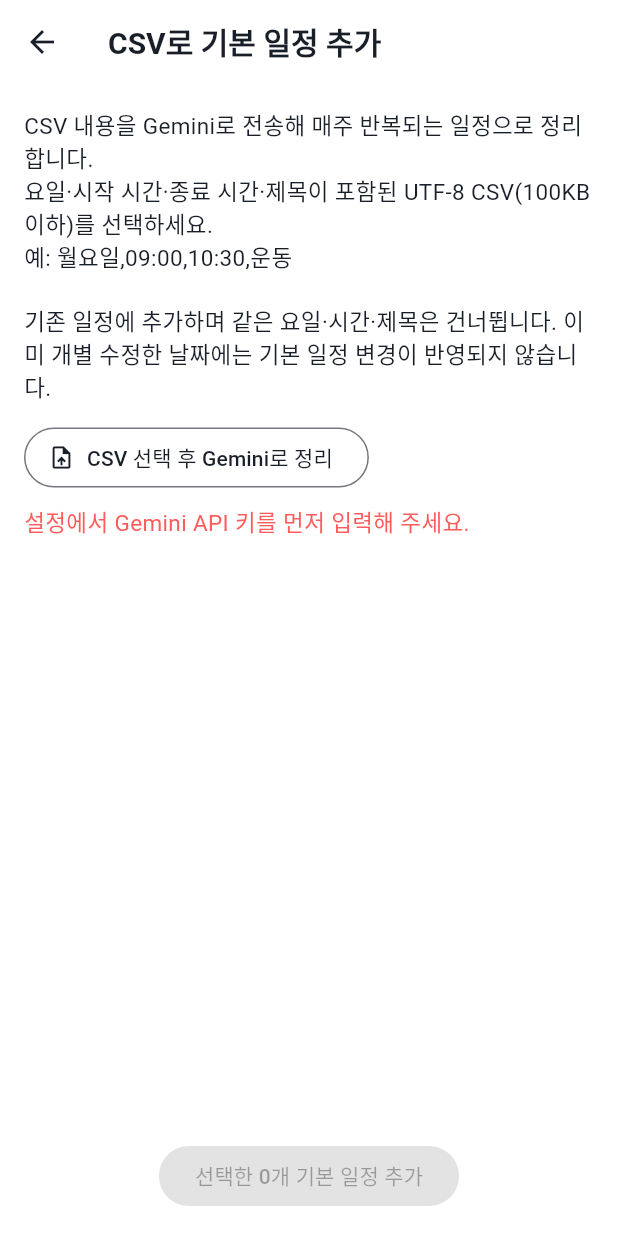
After one commit to hwangdohy/scheduler, a Flutter app: the CsvImportScreen screen opened directly, after a tap on "CSV 선택 후 Gemini로 정리", on a phone screen of 412 x 824 dp. The commit adds this screen. Run offline on Flutter 3.47's test engine with Material 3 defaults, Android fonts, the phone set to English and light mode, and no system bars; our stand-ins replace flutter_local_notifications, shared_preferences, sqflite, sqflite_common_ffi_web, table_calendar, timezone; missing offline and left inert: file_selector, home_widget; accounts and stored records are empty; Roboto replaces fonts that are missing (Pretendard).

Commit message:
Addtion of Function : Let Gemini to add basic schedules

```diff
--- /dev/null
+++ b/examples/weekly_schedule.csv
@@ -0,0 +1,4 @@
+요일,시작 시간,종료 시간,제목,메모
+월요일,09:00,10:30,운동,매주 반복
+수요일,19:30,20:15,독서,책 읽기
+금요일,23:00,24:00,주간 회고,
--- /dev/null
+++ b/lib/screens/timetable/csv_import_screen.dart
@@ -0,0 +1,188 @@
+import 'dart:convert';
+
+import 'package:file_selector/file_selector.dart';
+import 'package:flutter/material.dart';
+import 'package:provider/provider.dart';
+
+import '../../models/schedule.dart';
+import '../../services/database_service.dart';
+import '../../services/gemini_service.dart';
+import '../../services/schedule_import_service.dart';
+import '../../services/settings_service.dart';
+
+class CsvImportScreen extends StatefulWidget {
+  const CsvImportScreen({super.key});
+
+  @override
+  State<CsvImportScreen> createState() => _CsvImportScreenState();
+}
+
+class _CsvImportScreenState extends State<CsvImportScreen> {
+  List<Schedule> _preview = [];
+  final Set<int> _selected = {};
+  bool _busy = false;
+  String? _error;
+  String? _fileName;
+
+  Future<void> _chooseFile() async {
+    final key = context.read<SettingsService>().geminiApiKey;
+    if (key.trim().isEmpty) {
+      setState(() => _error = '설정에서 Gemini API 키를 먼저 입력해 주세요.');
+      return;
+    }
+    setState(() {
+      _busy = true;
+      _error = null;
+    });
+    try {
+      final file = await openFile(acceptedTypeGroups: [
+        const XTypeGroup(
+            label: 'CSV',
+            extensions: ['csv'],
+            mimeTypes: ['text/csv', 'application/csv'],
+            uniformTypeIdentifiers: ['public.comma-separated-values-text']),
+      ]);
+      if (file == null || !mounted) return;
+      if (await file.length() > 100000) {
+        throw const FormatException('100KB 이하의 CSV를 선택해 주세요.');
+      }
+      final String csv;
+      try {
+        csv = utf8
+            .decode(await file.readAsBytes())
+            .replaceFirst(RegExp('^\uFEFF'), '');
+      } on FormatException {
+        throw const FormatException(
+            'UTF-8 CSV가 아닙니다. 엑셀에서 CSV UTF-8 형식으로 다시 저장해 주세요.');
+      }
+      final schedules =
+          await GeminiService().organizeScheduleCsv(csv, apiKey: key);
+      final existing = await DatabaseService.instance.getTemplateSchedules();
+      final keys = existing.map(templateScheduleKey).toSet();
+      final unique =
+          schedules.where((s) => keys.add(templateScheduleKey(s))).toList()
+            ..sort((a, b) {
+              final day = a.dayOfWeek.compareTo(b.dayOfWeek);
+              return day == 0 ? a.startMinutes.compareTo(b.startMinutes) : day;
+            });
+      if (!mounted) return;
+      setState(() {
+        _fileName = file.name;
+        _preview = unique;
+        _selected
+          ..clear()
+          ..addAll(List.generate(unique.length, (i) => i));
+        if (unique.isEmpty) _error = '추가할 새 일정이 없습니다. 기존 일정과 중복되는지 확인해 주세요.';
+      });
+    } on FormatException catch (e) {
+      if (mounted) setState(() => _error = e.message.toString());
+    } catch (_) {
+      if (mounted) {
+        setState(
+            () => _error = 'CSV를 정리하지 못했습니다. 네트워크와 파일 내용을 확인하고 다시 시도해 주세요.');
+      }
+    } finally {
+      if (mounted) setState(() => _busy = false);
+    }
+  }
+
+  Future<void> _save() async {
+    setState(() {
+      _busy = true;
+      _error = null;
+    });
+    try {
+      final count = await DatabaseService.instance.importTemplateSchedules([
+        for (var i = 0; i < _preview.length; i++)
+          if (_selected.contains(i)) _preview[i],
+      ]);
+      if (mounted) Navigator.of(context).pop(count);
+    } catch (_) {
+      if (mounted) {
+        setState(() => _error = '저장하지 못했습니다. 기존 데이터는 유지됩니다. 다시 시도해 주세요.');
+      }
+    } finally {
+      if (mounted) setState(() => _busy = false);
+    }
+  }
+
+  @override
+  Widget build(BuildContext context) => PopScope(
+        canPop: !_busy,
+        child: Scaffold(
+          appBar: AppBar(title: const Text('CSV로 기본 일정 추가')),
+          body: Column(children: [
+            Padding(
+              padding: const EdgeInsets.all(16),
+              child: Column(
+                  crossAxisAlignment: CrossAxisAlignment.start,
+                  children: [
+                    const Text('CSV 내용을 Gemini로 전송해 매주 반복되는 일정으로 정리합니다.\n'
+                        '요일·시작 시간·종료 시간·제목이 포함된 UTF-8 CSV(100KB 이하)를 선택하세요.\n'
+                        '예: 월요일,09:00,10:30,운동\n\n'
+                        '기존 일정에 추가하며 같은 요일·시간·제목은 건너뜁니다. '
+                        '이미 개별 수정한 날짜에는 기본 일정 변경이 반영되지 않습니다.'),
+                    const SizedBox(height: 12),
+                    OutlinedButton.icon(
+                      onPressed: _busy ? null : _chooseFile,
+                      icon: const Icon(Icons.upload_file),
+                      label: Text(_preview.isEmpty
+                          ? 'CSV 선택 후 Gemini로 정리'
+                          : '다른 CSV 선택'),
+                    ),
+                    if (_fileName != null) Text(_fileName!),
+                    if (_preview.isNotEmpty)
+                      const Text('AI 결과의 요일과 시간을 확인하고 추가할 일정을 선택하세요.'),
+                    if (_error != null)
+                      Padding(
+                        padding: const EdgeInsets.only(top: 8),
+                        child: Text(_error!,
+                            style: TextStyle(
+                                color: Theme.of(context).colorScheme.error)),
+                      ),
+                  ]),
+            ),
+            if (_busy) const LinearProgressIndicator(),
+            Expanded(
+                child: ListView.builder(
+              itemCount: _preview.length,
+              itemBuilder: (context, i) {
+                final s = _preview[i];
+                return CheckboxListTile(
+                  value: _selected.contains(i),
+                  onChanged: _busy
+                      ? null
+                      : (value) => setState(() {
+                            if (value == true) {
+                              _selected.add(i);
+                            } else {
+                              _selected.remove(i);
+                            }
+                          }),
+                  title: Text(s.title),
+                  subtitle: Text('${const [
+                    '월',
+                    '화',
+                    '수',
+                    '목',
+                    '금',
+                    '토',
+                    '일'
+                  ][s.dayOfWeek]}요일 '
+                      '${s.startLabel}–${s.endLabel}${s.memo.isEmpty ? '' : '\n${s.memo}'}'),
+                );
+              },
+            )),
+            SafeArea(
+                top: false,
+                child: Padding(
+                  padding: const EdgeInsets.all(16),
+                  child: FilledButton(
+                    onPressed: _busy || _selected.isEmpty ? null : _save,
+                    child: Text('선택한 ${_selected.length}개 기본 일정 추가'),
+                  ),
+                )),
+          ]),
+        ),
+      );
+}
--- a/pubspec.yaml
+++ b/pubspec.yaml
@@ -20,6 +20,7 @@ dependencies:
   table_calendar: ^3.1.2
   intl: ^0.20.3
   http: ^1.2.2
+  file_selector: ^1.1.0
   flutter_local_notifications: ^17.2.3
   timezone: ^0.9.4
   sqflite_common_ffi_web: ^1.1.3
```
Also changed, not shown: lib/screens/timetable/template_schedule_screen.dart (+25 -2 lines), lib/services/database_service.dart (+22 -0 lines), lib/services/gemini_service.dart (+80 -2 lines), lib/services/schedule_import_service.dart (added, +47 -0 lines), pubspec.lock, 2 other files.
